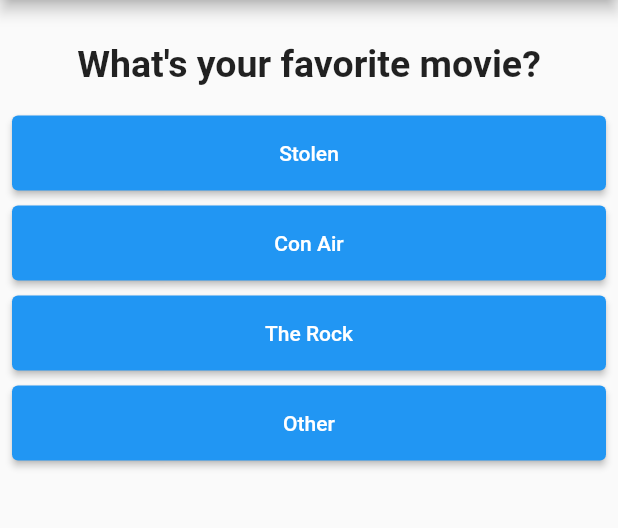
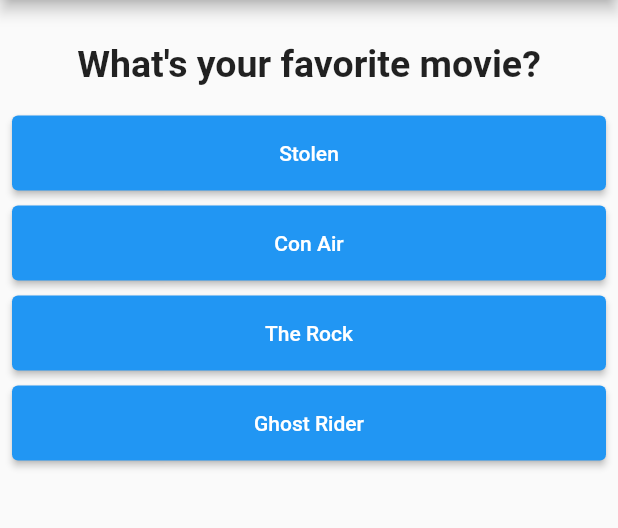
Before and after one commit to will-souza/quizapp, a Flutter app: the screen it shows after launch, after a tap on "Blue", after a tap on "Cat", on a phone screen of 412 x 824 dp, the part 84-612 px from its top. Run offline on Flutter 3.47's test engine with Material 2 defaults, Android fonts, the phone set to English and light mode, and no system bars; missing offline and left inert: dart:ffi.

Commit message:
added score to questions

```diff
--- a/lib/main.dart
+++ b/lib/main.dart
@@ -18,36 +18,64 @@ class _MyAppState extends State<MyApp> {
   final _questions = <Map>[
     {
       'questionText': 'What\'s your favorite color?',
-      'answers': ['Blue', 'Red', 'Green', 'Other']
+      'answers': [
+        {'text': 'Blue', 'score': 15},
+        {'text': 'Red', 'score': 10},
+        {'text': 'Green', 'score': 5},
+        {'text': 'White', 'score': 1},
+      ]
     },
     {
       'questionText': 'What\'s your favorite animal',
-      'answers': ['Dog', 'Cat', 'Mouse', 'Other']
+      'answers': [
+        {'text': 'Dog', 'score': 15},
+        {'text': 'Cat', 'score': 10},
+        {'text': 'Mouse', 'score': 5},
+        {'text': 'Lion', 'score': 1},
+      ]
     },
     {
       'questionText': 'What\'s your favorite movie?',
-      'answers': ['Stolen', 'Con Air', 'The Rock', 'Other']
+      'answers': [
+        {'text': 'Stolen', 'score': 15},
+        {'text': 'Con Air', 'score': 10},
+        {'text': 'The Rock', 'score': 5},
+        {'text': 'Ghost Rider', 'score': 1},
+      ]
     },
     {
       'questionText': 'What\'s your favorite food?',
-      'answers': ['Pasta', 'Rice and Beans', 'Meat', 'Other']
+      'answers': [
+        {'text': 'Pasta', 'score': 15},
+        {'text': 'Rice and Beans', 'score': 10},
+        {'text': 'Meat', 'score': 5},
+        {'text': 'Ice Cream', 'score': 1},
+      ]
     },
     {
       'questionText': 'What\'s your favorite subject?',
-      'answers': ['Math', 'English', 'Science', 'Other']
+      'answers': [
+        {'text': 'Math', 'score': 15},
+        {'text': 'English', 'score': 10},
+        {'text': 'Science', 'score': 5},
+        {'text': 'Geography', 'score': 1},
+      ]
     },
   ];
 
-  var _questionIndex = 0;
+  int _questionIndex = 0;
+  int _totalScore = 0;
 
   _hasQuestions() {
     return _questionIndex < _questions.length;
   }
 
-  _answerQuestion() {
+  _answerQuestion(int score) {
+    _totalScore += score;
+
     setState(() {
       if (_hasQuestions()) {
-        _questionIndex = _questionIndex + 1;
+        _questionIndex++;
       }
     });
   }
@@ -55,6 +83,7 @@ class _MyAppState extends State<MyApp> {
   _resetQuiz() {
     setState(() {
       _questionIndex = 0;
+      _totalScore = 0;
     });
   }
 
@@ -75,6 +104,7 @@ class _MyAppState extends State<MyApp> {
                   )
                 : Result(
                     resetQuiz: _resetQuiz,
+                    totalScore: _totalScore,
                   )),
       ),
     );
--- a/lib/quiz.dart
+++ b/lib/quiz.dart
@@ -4,7 +4,7 @@ import 'package:quizapp/question.dart';
 import 'package:quizapp/answer.dart';
 
 class Quiz extends StatelessWidget {
-  final VoidCallback answerQuestion;
+  final Function answerQuestion;
   final List<Map> questions;
   final int questionIndex;
 
@@ -27,8 +27,8 @@ class Quiz extends StatelessWidget {
             ...questions[questionIndex]['answers'].map((answer) {
               return Answer(
                 buttonColor: Colors.blue,
-                onPressed: answerQuestion,
-                answerText: answer,
+                onPressed: () => answerQuestion(answer['score']),
+                answerText: answer['text'],
               );
             }).toList(),
           ],
--- a/lib/result.dart
+++ b/lib/result.dart
@@ -1,20 +1,24 @@
+import 'dart:ffi';
+
 import 'package:flutter/material.dart';
 
 import 'package:quizapp/answer.dart';
 
 class Result extends StatelessWidget {
   final VoidCallback resetQuiz;
+  final int totalScore;
 
   const Result({
     super.key,
     required this.resetQuiz,
+    required this.totalScore,
   });
 
   @override
   Widget build(BuildContext context) {
     return Column(children: [
       const Center(
-        child: Text('You did it'),
+        child: Text('You did it!'),
       ),
       const Spacer(),
       Answer(
```
